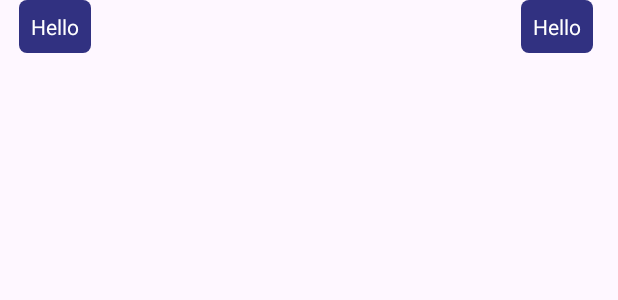
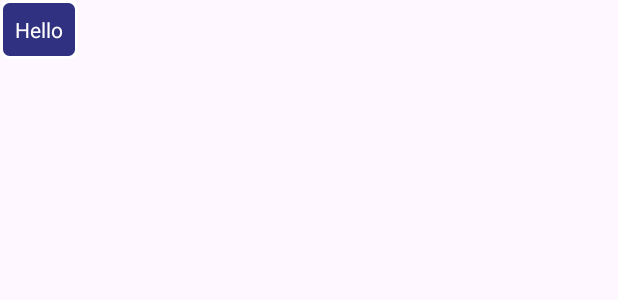
Before and after one commit to vorobev2216/Medical-Android-app, an Android app: the layout chat_item.xml on its own in the app's theme, with its tools: preview values and no code run, on a phone screen of 412 x 824 dp. Shown: the top 300 px of the screen. Run offline under Robolectric (Android 15) with nearby library versions, the phone set to English and light mode, and no system bars.

Commit message:
feat: Сhat working.

```diff
--- a/app/src/main/java/com/example/secure/AiMassgeAdapter.kt
+++ b/app/src/main/java/com/example/secure/AiMassgeAdapter.kt
@@ -5,6 +5,8 @@ import android.view.LayoutInflater
 import android.view.View
 import android.view.ViewGroup
 import android.widget.TextView
+import androidx.constraintlayout.widget.ConstraintLayout
+import androidx.constraintlayout.widget.ConstraintSet
 import androidx.recyclerview.widget.RecyclerView
 
 
@@ -17,10 +19,21 @@ data class AiMessage(
 class ChatViewHolder(item: View): RecyclerView.ViewHolder(item){
 
     private val messageTextView = item.findViewById<TextView>(R.id.chat_tv)
+    private val constraintLayout = item.findViewById<ConstraintLayout>(R.id.constraint)
+
 
     fun bind(message: AiMessage) {
-        messageTextView.gravity = if(message.isUserMessage) Gravity.END else Gravity.START
-        messageTextView.text = message.text
+        messageTextView.apply {
+            val constraintSet = ConstraintSet()
+            constraintSet.clone(constraintLayout)
+
+            val bias = if (message.isUserMessage) 1f else 0f
+            constraintSet.setHorizontalBias(id, bias)
+
+            constraintSet.applyTo(constraintLayout)
+
+            text = message.text
+        }
     }
 
 
--- /dev/null
+++ b/app/src/main/res/drawable/chat_ui.xml
@@ -0,0 +1,8 @@
+<?xml version="1.0" encoding="utf-8"?>
+<shape xmlns:android="http://schemas.android.com/apk/res/android">
+    <solid android:color="@color/main_blue"/>
+    <corners android:radius="5dp"/>
+    <stroke android:color="@color/white" android:width="2dp"/>
+
+
+</shape>
--- a/app/src/main/res/layout/chat_item.xml
+++ b/app/src/main/res/layout/chat_item.xml
@@ -3,62 +3,24 @@
     xmlns:app="http://schemas.android.com/apk/res-auto"
     xmlns:tools="http://schemas.android.com/tools"
     android:layout_width="match_parent"
-    android:layout_height="wrap_content">
+    android:layout_height="wrap_content"
+    android:id="@+id/constraint">
 
-    <LinearLayout
-        android:id="@+id/left_chat_view"
+
+    <TextView
+        android:id="@+id/chat_tv"
         android:layout_width="wrap_content"
         android:layout_height="wrap_content"
-        android:layout_marginStart="20dp"
-        android:layout_marginEnd="359dp"
-        android:orientation="vertical"
-        app:layout_constraintBottom_toBottomOf="parent"
+        android:background="@drawable/chat_ui"
+        android:padding="10dp"
+        android:text="Hello"
+        android:textColor="@color/white"
         app:layout_constraintEnd_toEndOf="parent"
+        app:layout_constraintHorizontal_bias="0"
         app:layout_constraintStart_toStartOf="parent"
-        app:layout_constraintTop_toTopOf="parent"
-        android:background="@drawable/rounded_bg_iv"
-        android:backgroundTint="@color/main_blue"
+        app:layout_constraintTop_toTopOf="parent" />
 
-        >
 
-        <TextView
-            android:id="@+id/chat_tv"
-            android:layout_width="wrap_content"
-            android:layout_height="wrap_content"
-            android:text="Hello"
-            android:textColor="@color/white"
-            android:padding="8dp"
-            app:layout_constraintEnd_toEndOf="parent"
-            app:layout_constraintHorizontal_bias="0.042"
-            app:layout_constraintStart_toStartOf="parent"
-            app:layout_constraintTop_toTopOf="parent" />
-    </LinearLayout>
-
-    <LinearLayout
-        android:id="@+id/right_chat_view"
-        android:layout_width="wrap_content"
-        android:layout_height="wrap_content"
-        android:layout_marginStart="330dp"
-        android:background="@drawable/rounded_bg_iv"
-        android:backgroundTint="@color/main_blue"
-        android:orientation="vertical"
-        app:layout_constraintBottom_toBottomOf="parent"
-        app:layout_constraintEnd_toEndOf="parent"
-        app:layout_constraintStart_toStartOf="parent"
-        app:layout_constraintTop_toTopOf="parent">
-
-        <TextView
-            android:id="@+id/right_chat_tv"
-            android:layout_width="wrap_content"
-            android:layout_height="wrap_content"
-            android:padding="8dp"
-            android:text="Hello"
-            android:textColor="@color/white"
-            app:layout_constraintEnd_toEndOf="parent"
-            app:layout_constraintHorizontal_bias="0.042"
-            app:layout_constraintStart_toStartOf="parent"
-            app:layout_constraintTop_toTopOf="parent" />
-    </LinearLayout>
 
 
 </androidx.constraintlayout.widget.ConstraintLayout>
```
